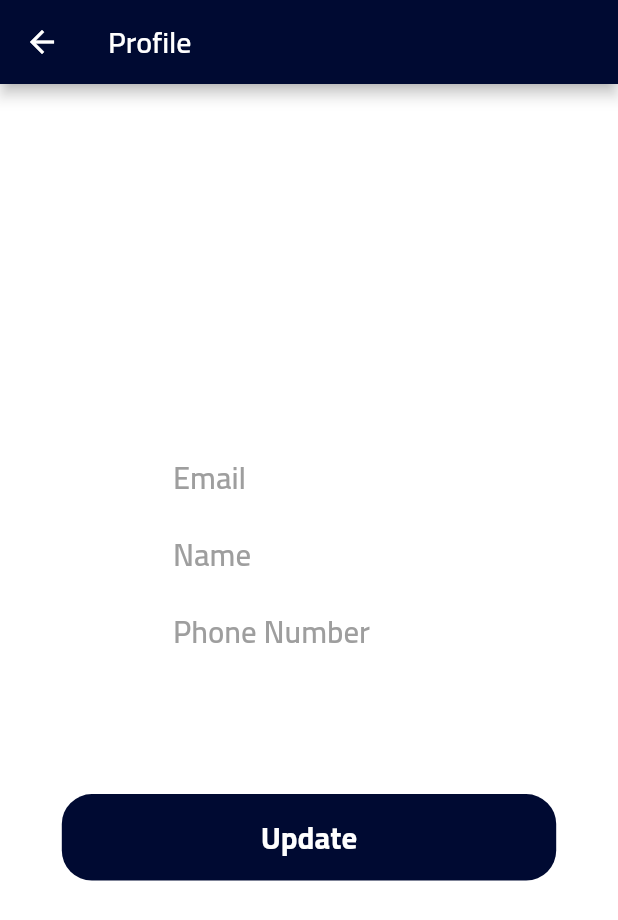
After one commit to walikhan226/customerservice, a Flutter app: the ProfileScreen screen opened directly, on a phone screen of 412 x 824 dp. The commit adds this screen. Shown: the top 920 px of the screen. Run offline on Flutter 3.47's test engine with Material 2 defaults, Android fonts, the phone set to English and light mode, and no system bars; our stand-ins replace cloud_firestore, firebase_auth, firebase_core, flutter_toggle_tab, flutter_translate, geolocator and 3 more; missing offline and left inert: ars_progress_dialog, flutter_facebook_auth, flutter_translate_annotations, geocoder, mailto; accounts and stored records are empty; network calls fail; statements that could not run were skipped.

Commit message:
added ios fixes and profile screen

```diff
--- a/assets/i18n/ar.json
+++ b/assets/i18n/ar.json
@@ -1,9 +1,13 @@
 {
     "View": "طلب",
     "Contact Us": "اتصل بنا",
+    "Profile": "الملف الشخصي",
     "Name": "اسم",
     "Email":"البريد الإلكتروني",
     "Phone Number": "رقم التليفون",
+    "Update": "تحديث",
+    "Done": "منتهي",
+    "Logout": "تسجيل خروج",
     "list1_title": "خدمات تسهيل",
     "list2_title": "خدمات تدبير",
     "list3_title": "خدمات التأمين الصحي",
--- a/assets/i18n/en.json
+++ b/assets/i18n/en.json
@@ -1,9 +1,13 @@
 {
     "View": "Order",
     "Contact Us": "Contact Us",
+    "Profile": "Profile",
     "Name": "Name",
     "Email": "Email",
     "Phone Number": "Phone Number",
+    "Update": "Update",
+    "Done": "Done",
+    "Logout": "Logout",
 
     "list1_title": "Tasheel Services",
     "list2_title": "Tadbeer Services",
--- a/lib/repositories/auth_repositories.dart
+++ b/lib/repositories/auth_repositories.dart
@@ -1,6 +1,8 @@
 import 'package:firebase_auth/firebase_auth.dart';
 import 'package:flutter_facebook_auth/flutter_facebook_auth.dart';
 import 'package:google_sign_in/google_sign_in.dart';
+
+import 'db_repository.dart';
 
 class AuthRepository {
   String signInError = 'User is not registered.';
@@ -13,7 +15,6 @@ class AuthRepository {
       final user = await _auth.createUserWithEmailAndPassword(
         email: email.trim(),
         password: password,
-
       );
       return user;
     } on FirebaseAuthException catch (e) {
@@ -29,7 +30,6 @@ class AuthRepository {
       final user = await _auth.signInWithEmailAndPassword(
         email: email.trim(),
         password: password,
-
       );
       return user;
     } on FirebaseAuthException catch (e) {
@@ -55,6 +55,18 @@ class AuthRepository {
     );
 
     UserCredential result = await _auth.signInWithCredential(credential);
+    if (result.additionalUserInfo.isNewUser) {
+      if (result.user != null) {
+        //save user to db
+        await DbRepository().saveUserToDb(
+          email: result.user.email,
+          name: result.user.displayName,
+          number: result.user.phoneNumber,
+        );
+      }
+    } else {
+      //Ex: Go to HomePage()
+    }
     return result;
   }
 
--- a/lib/screens/detail_screen.dart
+++ b/lib/screens/detail_screen.dart
@@ -1,3 +1,5 @@
+import 'package:get_storage/get_storage.dart';
+
 import '../localization/keys.dart';
 import 'package:flutter/material.dart';
 import 'package:flutter_translate/flutter_translate.dart';
@@ -21,10 +23,19 @@ class _DetailScreenState extends State<DetailScreen> {
   TextEditingController mobile = new TextEditingController();
   TextEditingController email = new TextEditingController();
 
+  GetStorage getStorage = GetStorage();
+
   @override
   void initState() {
     super.initState();
     getcurrentlocation();
+    getAndSetDataFromLs();
+  }
+
+  Future<void> getAndSetDataFromLs() async {
+    email.text = await getStorage.read('email') ?? email.text;
+    name.text = await getStorage.read('name') ?? name.text;
+    mobile.text = await getStorage.read('number') ?? mobile.text;
   }
 
   String place = "";
--- a/lib/screens/home_screen.dart
+++ b/lib/screens/home_screen.dart
@@ -1,4 +1,5 @@
 import 'package:cloud_firestore/cloud_firestore.dart';
+import 'package:customerservice/screens/profile_screen.dart';
 import '../localization/keys.dart';
 import '../repositories/auth_repositories.dart';
 import 'detail_screen.dart';
@@ -28,13 +29,12 @@ class _HomeScreenState extends State<HomeScreen> {
   }
 
   Future<void> getData() async {
-    DocumentSnapshot documentSnapshot = await FirebaseFirestore.instance
-        .collection('users')
-        .doc(FirebaseAuth.instance.currentUser.uid)
-        .get();
-    print('name : ${documentSnapshot.data()["username"]}');
-    print('email : ${documentSnapshot.data()["email"]}');
-    print('number : ${documentSnapshot.data()["number"]}');
+    String email = box.read('email');
+    String name = box.read('name');
+    String number = box.read('number');
+    print('name : $name');
+    print('email : $email');
+    print('number : $number');
   }
 
   Widget myPopMenu() {
@@ -261,20 +261,20 @@ class _HomeScreenState extends State<HomeScreen> {
         child: Container(
           child: ListView(
             children: [
+              // SizedBox(
+              //   height: 20,
+              // ),
+              // ListTile(
+              //   leading: Icon(Icons.arrow_back_sharp),
+              //   onTap: () {
+              //     Navigator.push(
+              //       context,
+              //       MaterialPageRoute(builder: (context) => Getstarted()),
+              //     );
+              //   },
+              // ),
               SizedBox(
-                height: 20,
-              ),
-              ListTile(
-                leading: Icon(Icons.arrow_back_sharp),
-                onTap: () {
-                  Navigator.push(
-                    context,
-                    MaterialPageRoute(builder: (context) => Getstarted()),
-                  );
-                },
-              ),
-              SizedBox(
-                height: 20,
+                height: 40,
               ),
               Center(
                   child: Text(
@@ -292,9 +292,33 @@ class _HomeScreenState extends State<HomeScreen> {
                     color: Colors.black,
                     fontWeight: FontWeight.bold),
               )),
+              SizedBox(
+                height: 20,
+              ),
+              ListTile(
+                leading: Icon(Icons.person_rounded),
+                title: Text(
+                  translate(Keys.Profile),
+                  style: TextStyle(
+                    fontWeight: FontWeight.bold,
+                  ),
+                ),
+                onTap: () {
+                  Navigator.push(
+                    context,
+                    MaterialPageRoute(builder: (context) => ProfileScreen()),
+                  );
+                  box.erase();
+                },
+              ),
               ListTile(
                 leading: Icon(Icons.logout),
-                title: Text("Log Out"),
+                title: Text(
+                  translate(Keys.Logout),
+                  style: TextStyle(
+                    fontWeight: FontWeight.bold,
+                  ),
+                ),
                 onTap: () {
                   Navigator.push(
                     context,
--- a/lib/screens/login.dart
+++ b/lib/screens/login.dart
@@ -41,7 +41,8 @@ class _LoginState extends State<Login> {
 
             progressDialog.show();
             try {
-              var user = await _authRepository.signInWithGoogle().then((_) {
+              var user =
+                  await _authRepository.signInWithGoogle().then((_) async {
                 print(_.user.email);
 
                 box.write("email", _.user.email);
--- /dev/null
+++ b/lib/screens/profile_screen.dart
@@ -0,0 +1,255 @@
+import 'package:cloud_firestore/cloud_firestore.dart';
+import 'package:customerservice/localization/keys.dart';
+import 'package:customerservice/models/user_model.dart';
+import 'package:firebase_auth/firebase_auth.dart';
+import 'package:flutter/material.dart';
+import 'package:flutter_translate/flutter_translate.dart';
+
+class ProfileScreen extends StatefulWidget {
+  @override
+  _ProfileScreenState createState() => _ProfileScreenState();
+}
+
+class _ProfileScreenState extends State<ProfileScreen> {
+  bool isProfileUpdating = false;
+  TextEditingController emailController = TextEditingController();
+  TextEditingController nameController = TextEditingController();
+  TextEditingController numberController = TextEditingController();
+
+  @override
+  Widget build(BuildContext context) {
+    final double screenHeight = MediaQuery.of(context).size.height;
+    final double screenWidth = MediaQuery.of(context).size.width;
+
+    return Scaffold(
+      backgroundColor: Colors.white,
+      appBar: AppBar(
+        backgroundColor: Color(0xFF000a32),
+        title: Text(
+          translate(Keys.Profile),
+          style: TextStyle(fontWeight: FontWeight.w600),
+        ),
+      ),
+      body: isProfileUpdating == false
+          ? FutureBuilder<DocumentSnapshot>(
+              future: FirebaseFirestore.instance
+                  .collection('users')
+                  .doc(FirebaseAuth.instance.currentUser.uid)
+                  .get(),
+              builder: (context, snapshot) {
+                if (!snapshot.hasData && snapshot.data == null) {
+                  return Center(
+                    child: CircularProgressIndicator(),
+                  );
+                }
+                print(snapshot.data.data());
+                return Column(
+                  crossAxisAlignment: CrossAxisAlignment.center,
+                  mainAxisAlignment: MainAxisAlignment.center,
+                  children: [
+                    // CircleAvatar(
+                    //   backgroundImage:snapshot.data.data()['imageUrl'] AssetImage('assets/images/profile.jpeg'),
+                    // ),
+                    Row(
+                      mainAxisAlignment: MainAxisAlignment.center,
+                      children: [
+                        Column(
+                          crossAxisAlignment: CrossAxisAlignment.start,
+                          children: [
+                            Text(
+                              translate(Keys.Email),
+                              style: TextStyle(
+                                fontSize: screenHeight * 0.025,
+                                color: Colors.grey,
+                                fontWeight: FontWeight.w600,
+                              ),
+                            ),
+                            SizedBox(
+                              height: screenHeight * 0.015,
+                            ),
+                            Text(
+                              translate(Keys.Name),
+                              style: TextStyle(
+                                fontSize: screenHeight * 0.025,
+                                color: Colors.grey,
+                                fontWeight: FontWeight.w600,
+                              ),
+                            ),
+                            SizedBox(
+                              height: screenHeight * 0.015,
+                            ),
+                            Text(
+                              translate(Keys.Phone_Number),
+                              style: TextStyle(
+                                fontSize: screenHeight * 0.025,
+                                color: Colors.grey,
+                                fontWeight: FontWeight.w600,
+                              ),
+                            ),
+                          ],
+                        ),
+                        const SizedBox(
+                          width: 50,
+                        ),
+                        Column(
+                          crossAxisAlignment: CrossAxisAlignment.start,
+                          children: [
+                            Text(
+                              snapshot.data.data()['email'],
+                              style: TextStyle(
+                                fontSize: screenHeight * 0.025,
+                                color: Colors.black,
+                                fontWeight: FontWeight.w600,
+                              ),
+                            ),
+                            SizedBox(
+                              height: screenHeight * 0.015,
+                            ),
+                            Text(
+                              snapshot.data.data()['username'],
+                              style: TextStyle(
+                                fontSize: screenHeight * 0.025,
+                                color: Colors.black,
+                                fontWeight: FontWeight.w600,
+                              ),
+                            ),
+                            SizedBox(
+                              height: screenHeight * 0.015,
+                            ),
+                            Text(
+                              snapshot.data.data()['number'],
+                              style: TextStyle(
+                                fontSize: screenHeight * 0.025,
+                                color: Colors.black,
+                                fontWeight: FontWeight.w600,
+                              ),
+                            ),
+                            SizedBox(
+                              height: screenHeight * 0.015,
+                            ),
+                          ],
+                        ),
+                      ],
+                    ),
+                    SizedBox(height: screenHeight * 0.1),
+                    GestureDetector(
+                      onTap: () {
+                        setState(() {
+                          isProfileUpdating = true;
+                          emailController.text = snapshot.data.data()['email'];
+                          nameController.text =
+                              snapshot.data.data()['username'];
+                          numberController.text =
+                              snapshot.data.data()['number'];
+                        });
+                      },
+                      child: Container(
+                        height: screenHeight * 0.07,
+                        width: screenWidth * 0.8,
+                        alignment: Alignment.center,
+                        decoration: BoxDecoration(
+                          color: Color(0xFF000a32),
+                          borderRadius: BorderRadius.circular(20),
+                        ),
+                        child: Text(
+                          translate(Keys.Update),
+                          style: TextStyle(
+                            fontSize: screenHeight * 0.025,
+                            color: Colors.white,
+                            fontWeight: FontWeight.bold,
+                          ),
+                        ),
+                      ),
+                    ),
+                  ],
+                );
+              })
+          : Padding(
+              padding: EdgeInsets.only(
+                  left: screenWidth * 0.05,
+                  top: screenHeight * 0.2,
+                  right: screenWidth * 0.05),
+              child: Column(
+                children: [
+                  TextField(
+                    controller: emailController,
+                    keyboardType: TextInputType.emailAddress,
+                    decoration: InputDecoration(
+                      labelText: translate(Keys.Email),
+                      border: OutlineInputBorder(
+                        borderSide:
+                            const BorderSide(color: Colors.blue, width: 4.0),
+                        borderRadius: BorderRadius.circular(10),
+                      ),
+                    ),
+                  ),
+                  SizedBox(
+                    height: 20,
+                  ),
+                  TextField(
+                    controller: nameController,
+                    keyboardType: TextInputType.text,
+                    decoration: InputDecoration(
+                      labelText: translate(Keys.Name),
+                      border: OutlineInputBorder(
+                        borderSide:
+                            const BorderSide(color: Colors.blue, width: 4.0),
+                        borderRadius: BorderRadius.circular(10),
+                      ),
+                    ),
+                  ),
+                  SizedBox(
+                    height: 20,
+                  ),
+                  TextField(
+                    controller: numberController,
+                    keyboardType: TextInputType.number,
+                    decoration: InputDecoration(
+                      labelText: translate(Keys.Phone_Number),
+                      border: OutlineInputBorder(
+                        borderSide:
+                            const BorderSide(color: Colors.blue, width: 4.0),
+                        borderRadius: BorderRadius.circular(10),
+                      ),
+                    ),
+                  ),
+                  SizedBox(height: screenHeight * 0.1),
+                  GestureDetector(
+                    onTap: () {
+                      UserModel user = UserModel(
+                        email: emailController.text,
+                        username: nameController.text,
+                        number: numberController.text,
+                      );
+                      FirebaseFirestore.instance
+                          .collection('users')
+                          .doc(FirebaseAuth.instance.currentUser.uid)
+                          .update(UserModel().toMap(user));
+                      setState(() {
+                        isProfileUpdating = false;
+                      });
+                    },
+                    child: Container(
+                      height: screenHeight * 0.07,
+                      width: screenWidth * 0.8,
+                      alignment: Alignment.center,
+                      decoration: BoxDecoration(
+                        color: Color(0xFF000a32),
+                        borderRadius: BorderRadius.circular(20),
+                      ),
+                      child: Text(
+                        translate(Keys.Done),
+                        style: TextStyle(
+                          fontSize: screenHeight * 0.025,
+                          color: Colors.white,
+                          fontWeight: FontWeight.bold,
+                        ),
+                      ),
+                    ),
+                  ),
+                ],
+              ),
+            ),
+    );
+  }
+}
--- a/lib/screens/signup.dart
+++ b/lib/screens/signup.dart
@@ -1,3 +1,5 @@
+import 'package:get_storage/get_storage.dart';
+
 import '../constants/custom_colors.dart';
 import '../repositories/auth_repositories.dart';
 import '../repositories/db_repository.dart';
@@ -79,7 +81,11 @@ class _SignUpState extends State<SignUp> {
       progressDialog.dismiss();
 
       if (result != null) {
+        GetStorage getStorage = GetStorage();
         print('Sucessfully registered');
+        await getStorage.write('email', emailController.text);
+        await getStorage.write('name', nameController.text);
+        await getStorage.write('number', numberController.text);
 
         Navigator.pop(context);
         // showInSnackBar("Sucessfully registered, Login now");
```
Also changed, not shown: assets/images/profile.jpeg (added), lib/localization/keys.g.dart, 18 other files.
